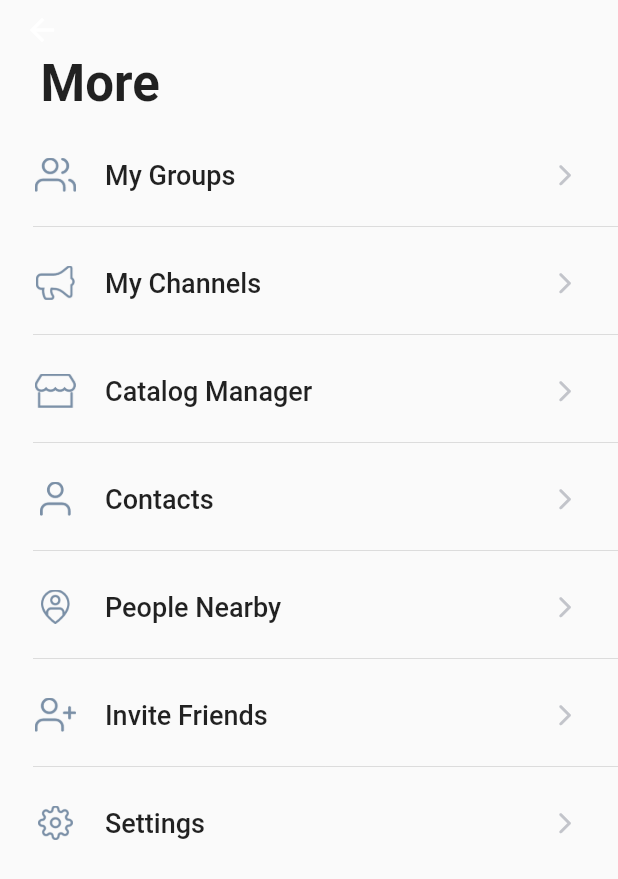
After one commit to 1AhmedYasser/prive, a Flutter app: the MoreScreen screen opened directly, on a phone screen of 412 x 824 dp. The commit adds this screen. Shown: the top 879 px of the screen. Run offline on Flutter 3.47's test engine with Material 2 defaults, Android fonts, the phone set to English and light mode, and no system bars; our stand-ins replace adaptive_dialog, auto_size_text, bot_toast, cached_network_image, connectivity_plus, convex_bottom_bar and 16 more; missing offline and left inert: country_calling_code_picker; accounts and stored records are empty; Roboto replaces fonts that are missing (SFPro).

Commit message:
Added More Screen

```diff
--- a/lib/Extras/resources.dart
+++ b/lib/Extras/resources.dart
@@ -10,6 +10,13 @@ class Images {
   String micTabImage = "$path/mic_tab_image.png";
   String moreTabImage = "$path/more_tab_image.png";
   String cameraImage = "$path/camera_image.png";
+  String catalogManagerImage = "$path/catalog_manager_image.png";
+  String contactsImage = "$path/contacts_image.png";
+  String inviteFriendsImage = "$path/invite_friends_image.png";
+  String myChannelsImage = "$path/my_channels_image.png";
+  String myGroupsImage = "$path/my_groups_image.png";
+  String peopleNearbyImage = "$path/people_nearby_image.png";
+  String settingsImage = "$path/settings_image.png";
 }
 
 class Animations {
@@ -35,6 +42,7 @@ class Routes {
   String signupRoute = '/Signup_Screen';
   String verifyAccountRoute = '/VerifyAccount_screen';
   String navigatorRoute = '/Navigator_Screen';
+  String settingsRoute = '/Settings_Screen';
 }
 
 class R {
--- a/lib/Screens/Auth/verify_screen.dart
+++ b/lib/Screens/Auth/verify_screen.dart
@@ -7,6 +7,7 @@ import 'package:flutter/services.dart';
 import 'package:pin_code_fields/pin_code_fields.dart';
 import 'package:easy_localization/easy_localization.dart';
 import 'package:prive/Extras/resources.dart';
+import 'package:prive/Helpers/utils.dart';
 import 'package:prive/Models/login.dart';
 import 'package:prive/Screens/Auth/signup_screen.dart';
 import 'package:timer_count_down/timer_count_down.dart';
@@ -47,7 +48,9 @@ class _VerifyAccountScreenState extends State<VerifyAccountScreen> {
         systemOverlayStyle: const SystemUiOverlayStyle(
           statusBarBrightness: Brightness.light,
         ),
-        leading: const BackButton(color: Colors.black,),
+        leading: const BackButton(
+          color: Colors.black,
+        ),
       ),
       body: SingleChildScrollView(
         child: Padding(
@@ -195,6 +198,7 @@ class _VerifyAccountScreenState extends State<VerifyAccountScreen> {
                           context,
                           R.routes.navigatorRoute,
                         );
+                        Utils.saveBool(R.pref.isLoggedIn, true);
                       }
                     }).catchError((error) {
                       showOkAlertDialog(
--- /dev/null
+++ b/lib/Screens/Home/more_screen.dart
@@ -0,0 +1,124 @@
+import 'package:flutter/material.dart';
+import 'package:flutter/services.dart';
+import 'package:flutter_staggered_animations/flutter_staggered_animations.dart';
+import 'package:prive/Extras/resources.dart';
+
+class MoreScreen extends StatefulWidget {
+  const MoreScreen({Key? key}) : super(key: key);
+
+  @override
+  _MoreScreenState createState() => _MoreScreenState();
+}
+
+class _MoreScreenState extends State<MoreScreen> {
+  @override
+  Widget build(BuildContext context) {
+    return Scaffold(
+      appBar: PreferredSize(
+        preferredSize: const Size.fromHeight(35),
+        child: AppBar(
+          backgroundColor: Colors.transparent,
+          elevation: 0,
+          systemOverlayStyle: const SystemUiOverlayStyle(
+            statusBarBrightness: Brightness.light,
+          ),
+        ),
+      ),
+      body: SingleChildScrollView(
+        child: AnimationLimiter(
+          child: Column(
+            crossAxisAlignment: CrossAxisAlignment.start,
+            children: AnimationConfiguration.toStaggeredList(
+              duration: const Duration(milliseconds: 375),
+              childAnimationBuilder: (widget) => SlideAnimation(
+                horizontalOffset: 50.0,
+                child: FadeInAnimation(
+                  child: widget,
+                ),
+              ),
+              children: [
+                const Padding(
+                  padding: EdgeInsets.only(left: 27, right: 27, bottom: 30),
+                  child: Text(
+                    "More",
+                    style: TextStyle(
+                      fontSize: 34,
+                      fontWeight: FontWeight.w600,
+                    ),
+                  ),
+                ),
+                _buildMoreOption(() {},
+                    image: R.images.myGroupsImage, title: "My Groups"),
+                _buildMoreOption(() {},
+                    image: R.images.myChannelsImage, title: "My Channels"),
+                _buildMoreOption(() {},
+                    image: R.images.catalogManagerImage,
+                    title: "Catalog Manager"),
+                _buildMoreOption(() {},
+                    image: R.images.contactsImage, title: "Contacts"),
+                _buildMoreOption(() {},
+                    image: R.images.peopleNearbyImage, title: "People Nearby"),
+                _buildMoreOption(() {},
+                    image: R.images.inviteFriendsImage,
+                    title: "Invite Friends"),
+                _buildMoreOption(
+                  () {
+                    Navigator.pushNamed(context, R.routes.settingsRoute);
+                  },
+                  image: R.images.settingsImage,
+                  title: "Settings",
+                  showDivider: false,
+                ),
+              ],
+            ),
+          ),
+        ),
+      ),
+    );
+  }
+
+  Widget _buildMoreOption(Function onPressed,
+      {String image = "", String title = "", bool showDivider = true}) {
+    return InkWell(
+      splashColor: Colors.transparent,
+      highlightColor: Colors.transparent,
+      onTap: () => onPressed(),
+      child: Column(
+        children: [
+          Padding(
+            padding: const EdgeInsets.only(left: 22, right: 27, bottom: 15),
+            child: Row(
+              children: [
+                Image.asset(
+                  image,
+                  width: 30,
+                  height: 23,
+                ),
+                const SizedBox(width: 18),
+                Text(
+                  title,
+                  style: const TextStyle(
+                    fontSize: 18,
+                    fontWeight: FontWeight.w500,
+                  ),
+                ),
+                const Expanded(child: SizedBox()),
+                const Icon(
+                  Icons.arrow_forward_ios_rounded,
+                  size: 17,
+                  color: Color(0xffc2c4ca),
+                )
+              ],
+            ),
+          ),
+          if (showDivider)
+            const Padding(
+              padding: EdgeInsets.only(left: 22),
+              child: Divider(),
+            ),
+          const SizedBox(height: 18)
+        ],
+      ),
+    );
+  }
+}
--- a/lib/main.dart
+++ b/lib/main.dart
@@ -6,6 +6,7 @@ import 'package:prive/Screens/Auth/signup_screen.dart';
 import 'package:prive/Screens/Auth/verify_screen.dart';
 import 'package:prive/Screens/Main/home_screen.dart';
 import 'package:prive/Screens/Main/navigator_screen.dart';
+import 'package:prive/Screens/More/settings_screen.dart';
 import 'package:provider/provider.dart';
 
 import 'Extras/resources.dart';
@@ -56,6 +57,7 @@ class Prive extends StatelessWidget {
           R.routes.signupRoute: (ctx) => const SignUpScreen(),
           R.routes.verifyAccountRoute: (ctx) => const VerifyAccountScreen(),
           R.routes.navigatorRoute: (ctx) => const NavigatorScreen(),
+          R.routes.settingsRoute: (ctx) => const SettingsScreen(),
         },
       ),
     );
```
Also changed, not shown: lib/Screens/Main/navigator_screen.dart (+2 -40 lines), lib/Screens/More/settings_screen.dart (added, +17 -0 lines), pubspec.yaml (+7 -7 lines), assets/images/catalog_manager_image.png (added), assets/images/contacts_image.png (added), assets/images/invite_friends_image.png (added), assets/images/my_channels_image.png (added), assets/images/my_groups_image.png (added), assets/images/people_nearby_image.png (added), assets/images/settings_image.png (added), pubspec.lock, 1 other file.
